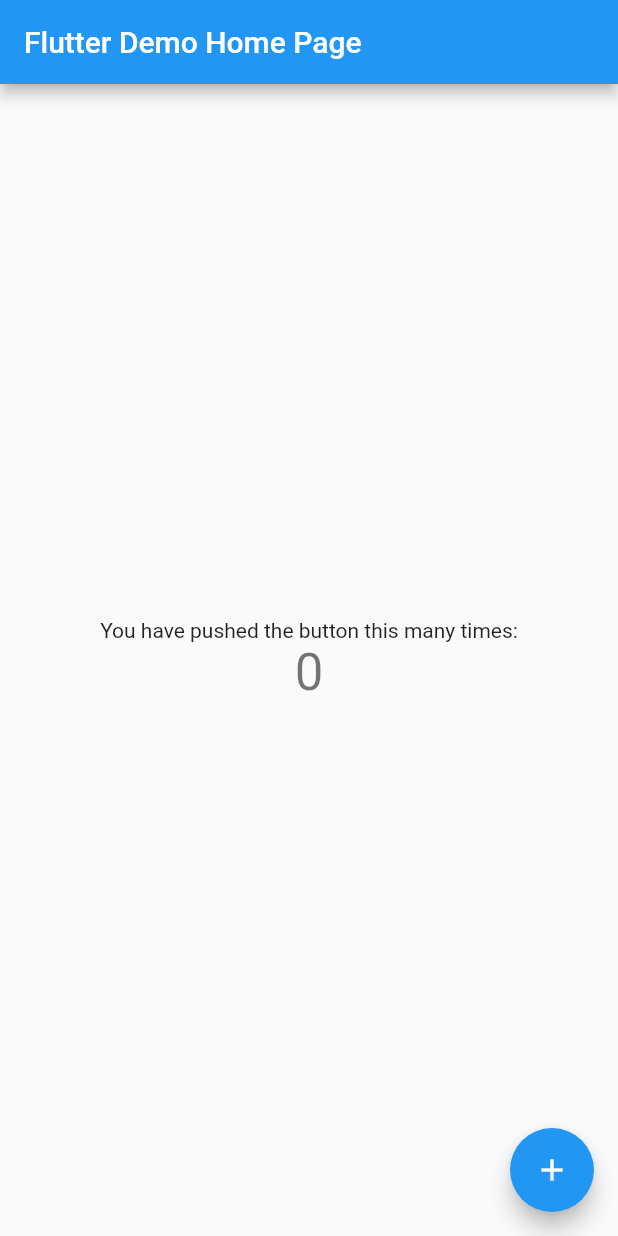
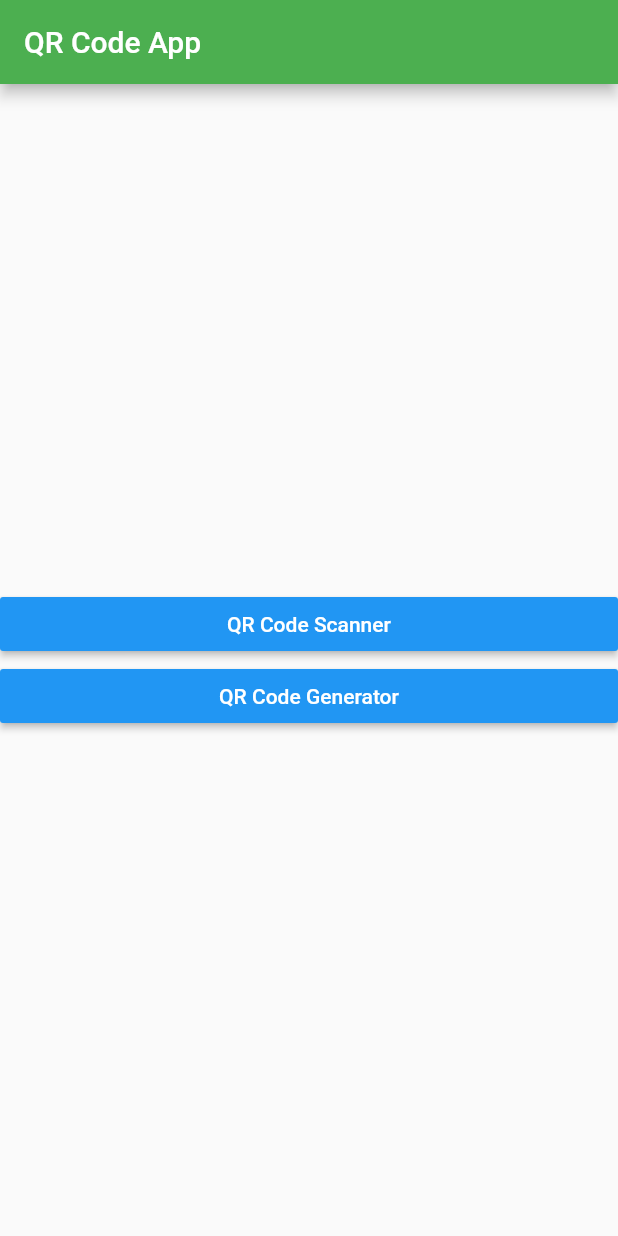
Before and after one commit to pratikstemkar/QR-Code-App, a Flutter app: the screen it shows after launch, on a phone screen of 412 x 824 dp. Run offline on Flutter 3.47's test engine with Material 2 defaults, Android fonts, the phone set to English and light mode, and no system bars.

Commit message:
Home Screen Added.

```diff
--- /dev/null
+++ b/lib/home_screen.dart
@@ -0,0 +1,41 @@
+import 'package:flutter/material.dart';
+
+class HomeScreen extends StatefulWidget {
+  @override
+  _HomeScreenState createState() => _HomeScreenState();
+}
+
+class _HomeScreenState extends State<HomeScreen> {
+  @override
+  Widget build(BuildContext context) {
+    return Scaffold(
+      appBar: AppBar(
+        title: Text('QR Code App'),
+      ),
+      body: Expanded(
+        child: Container(
+          child: Column(
+            mainAxisAlignment: MainAxisAlignment.center,
+            crossAxisAlignment: CrossAxisAlignment.stretch,
+            children: <Widget>[
+              RaisedButton(
+                color: Colors.blue,
+                textColor: Colors.white,
+                splashColor: Colors.blueGrey,
+                child: Text('QR Code Scanner'),
+                onPressed: () {},
+              ),
+              RaisedButton(
+                color: Colors.blue,
+                textColor: Colors.white,
+                splashColor: Colors.blueGrey,
+                child: Text('QR Code Generator'),
+                onPressed: () {},
+              ),
+            ],
+          ),
+        ),
+      ),
+    );
+  }
+}
--- a/lib/main.dart
+++ b/lib/main.dart
@@ -1,111 +1,18 @@
 import 'package:flutter/material.dart';
+import 'package:qr_app/home_screen.dart';
 
 void main() => runApp(MyApp());
 
 class MyApp extends StatelessWidget {
-  // This widget is the root of your application.
   @override
   Widget build(BuildContext context) {
     return MaterialApp(
-      title: 'Flutter Demo',
+      title: 'QR Code',
       theme: ThemeData(
-        // This is the theme of your application.
-        //
-        // Try running your application with "flutter run". You'll see the
-        // application has a blue toolbar. Then, without quitting the app, try
-        // changing the primarySwatch below to Colors.green and then invoke
-        // "hot reload" (press "r" in the console where you ran "flutter run",
-        // or simply save your changes to "hot reload" in a Flutter IDE).
-        // Notice that the counter didn't reset back to zero; the application
-        // is not restarted.
-        primarySwatch: Colors.blue,
+        primaryColor: Colors.green,
+        accentColor: Colors.grey,
       ),
-      home: MyHomePage(title: 'Flutter Demo Home Page'),
+      home: HomeScreen(),
     );
   }
 }
-
-class MyHomePage extends StatefulWidget {
-  MyHomePage({Key key, this.title}) : super(key: key);
-
-  // This widget is the home page of your application. It is stateful, meaning
-  // that it has a State object (defined below) that contains fields that affect
-  // how it looks.
-
-  // This class is the configuration for the state. It holds the values (in this
-  // case the title) provided by the parent (in this case the App widget) and
-  // used by the build method of the State. Fields in a Widget subclass are
-  // always marked "final".
-
-  final String title;
-
-  @override
-  _MyHomePageState createState() => _MyHomePageState();
-}
-
-class _MyHomePageState extends State<MyHomePage> {
-  int _counter = 0;
-
-  void _incrementCounter() {
-    setState(() {
-      // This call to setState tells the Flutter framework that something has
-      // changed in this State, which causes it to rerun the build method below
-      // so that the display can reflect the updated values. If we changed
-      // _counter without calling setState(), then the build method would not be
-      // called again, and so nothing would appear to happen.
-      _counter++;
-    });
-  }
-
-  @override
-  Widget build(BuildContext context) {
-    // This method is rerun every time setState is called, for instance as done
-    // by the _incrementCounter method above.
-    //
-    // The Flutter framework has been optimized to make rerunning build methods
-    // fast, so that you can just rebuild anything that needs updating rather
-    // than having to individually change instances of widgets.
-    return Scaffold(
-      appBar: AppBar(
-        // Here we take the value from the MyHomePage object that was created by
-        // the App.build method, and use it to set our appbar title.
-        title: Text(widget.title),
-      ),
-      body: Center(
-        // Center is a layout widget. It takes a single child and positions it
-        // in the middle of the parent.
-        child: Column(
-          // Column is also a layout widget. It takes a list of children and
-          // arranges them vertically. By default, it sizes itself to fit its
-          // children horizontally, and tries to be as tall as its parent.
-          //
-          // Invoke "debug painting" (press "p" in the console, choose the
-          // "Toggle Debug Paint" action from the Flutter Inspector in Android
-          // Studio, or the "Toggle Debug Paint" command in Visual Studio Code)
-          // to see the wireframe for each widget.
-          //
-          // Column has various properties to control how it sizes itself and
-          // how it positions its children. Here we use mainAxisAlignment to
-          // center the children vertically; the main axis here is the vertical
-          // axis because Columns are vertical (the cross axis would be
-          // horizontal).
-          mainAxisAlignment: MainAxisAlignment.center,
-          children: <Widget>[
-            Text(
-              'You have pushed the button this many times:',
-            ),
-            Text(
-              '$_counter',
-              style: Theme.of(context).textTheme.display1,
-            ),
-          ],
-        ),
-      ),
-      floatingActionButton: FloatingActionButton(
-        onPressed: _incrementCounter,
-        tooltip: 'Increment',
-        child: Icon(Icons.add),
-      ), // This trailing comma makes auto-formatting nicer for build methods.
-    );
-  }
-}
```
